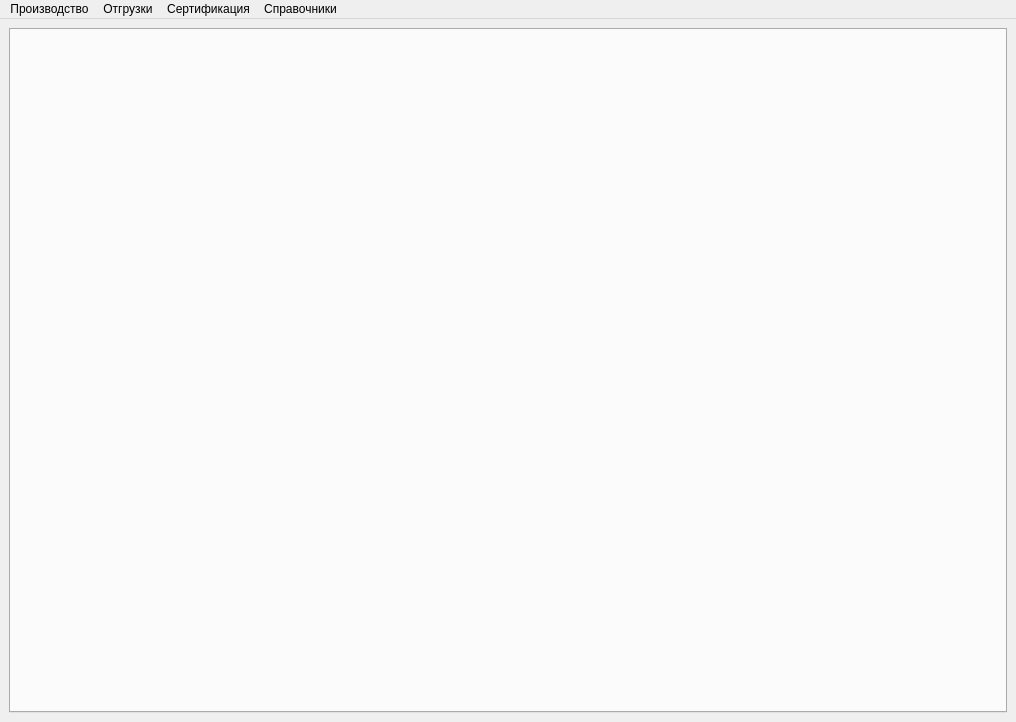
This is mainwindow.ui in Sergeyego/el_sert as Qt 5 draws it before an edit. The edited form follows.
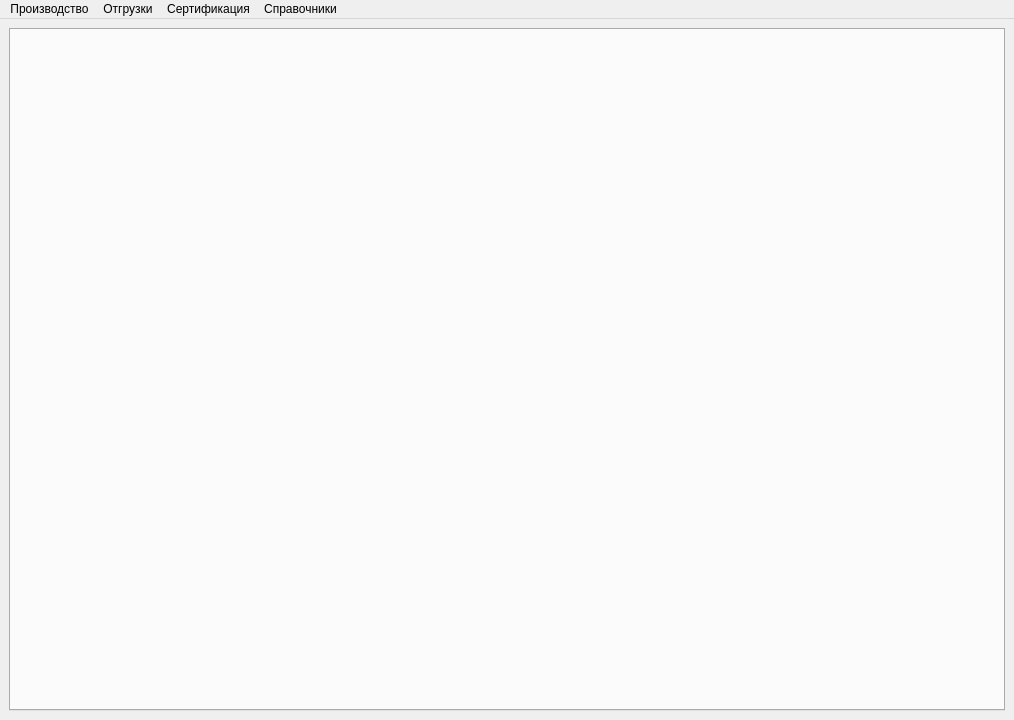
This is the edited form.

Diff of the .ui file:
```diff
--- a/mainwindow.ui
+++ b/mainwindow.ui
@@ -6,8 +6,8 @@
    <rect>
     <x>0</x>
     <y>0</y>
-    <width>1016</width>
-    <height>722</height>
+    <width>1014</width>
+    <height>720</height>
    </rect>
   </property>
   <property name="windowTitle">
@@ -38,8 +38,8 @@
     <rect>
      <x>0</x>
      <y>0</y>
-     <width>1016</width>
-     <height>22</height>
+     <width>1014</width>
+     <height>25</height>
     </rect>
    </property>
    <widget class="QMenu" name="menu">
```
Left out of the diff: 22 changed lines with no effect on the pictures.
